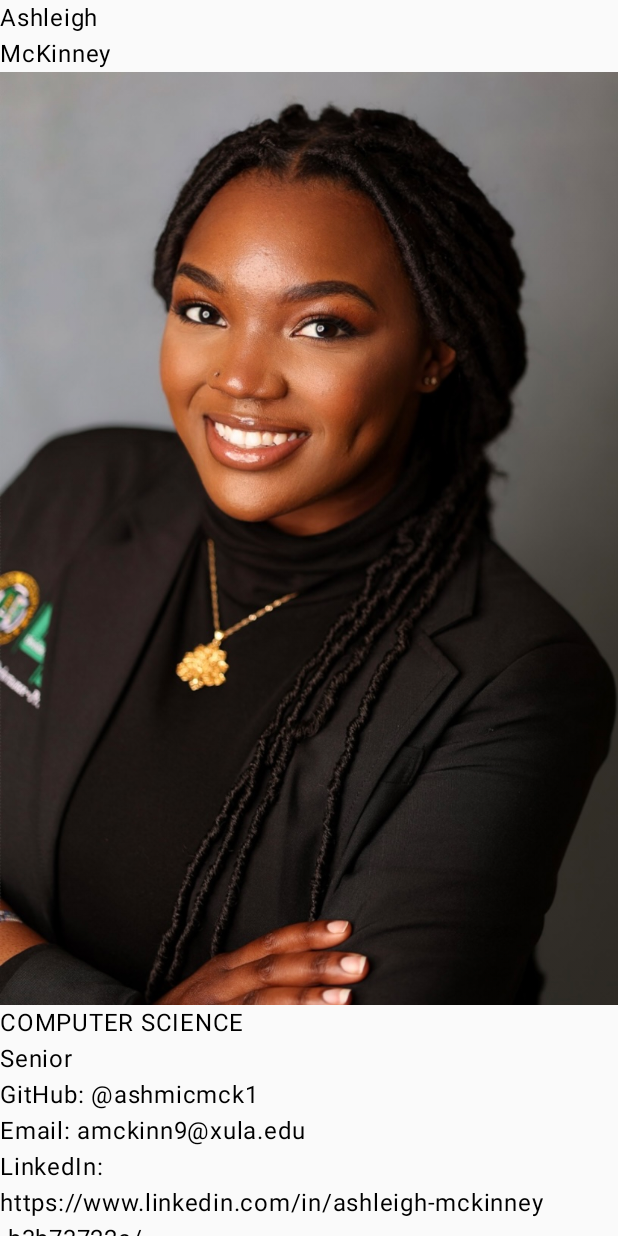
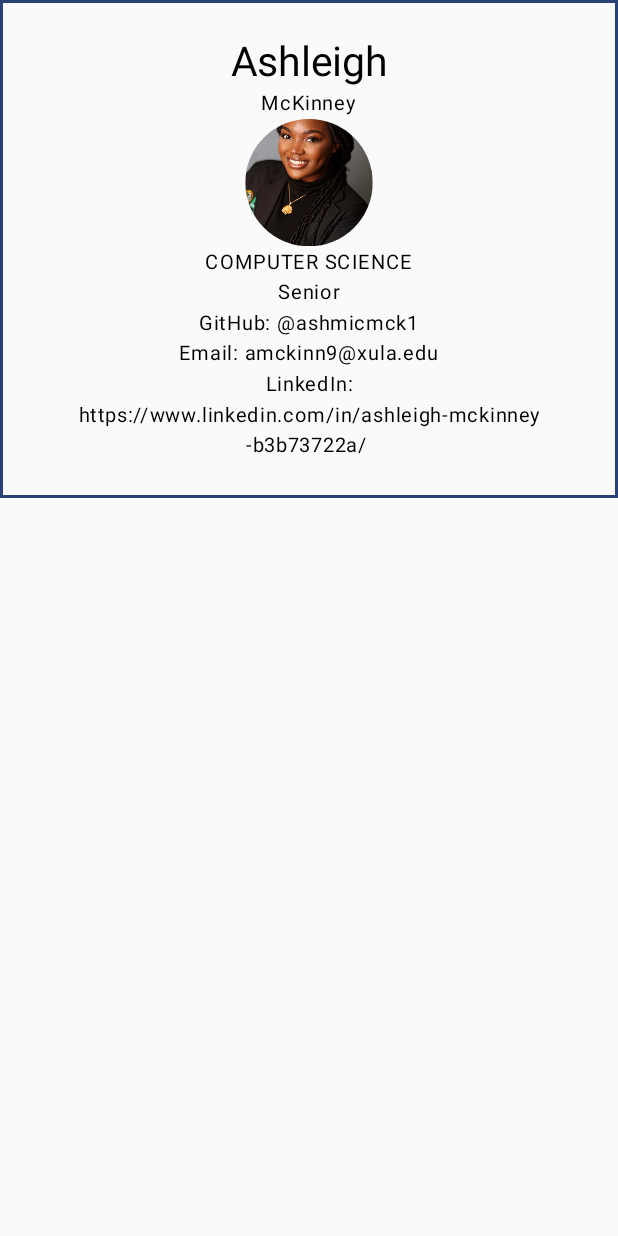
Before and after one commit to ashmicmck1/NameBadge, an Android app built with Jetpack Compose: the screen it shows after launch (MainActivity), on a phone screen of 412 x 824 dp. Run offline under Robolectric (Android 15) with nearby library versions, the phone set to English and light mode, and no system bars.

Commit message:
Centering everything and setting up for badge frame

```diff
--- a/app/src/main/java/com/amckinn9/namebadge/MainActivity.kt
+++ b/app/src/main/java/com/amckinn9/namebadge/MainActivity.kt
@@ -5,11 +5,22 @@ import androidx.activity.ComponentActivity
 import androidx.activity.compose.setContent
 import androidx.activity.enableEdgeToEdge
 import androidx.compose.foundation.Image
+import androidx.compose.foundation.border
 import androidx.compose.foundation.layout.Column
+import androidx.compose.foundation.layout.size
+import androidx.compose.foundation.shape.CircleShape
+import androidx.compose.material3.MaterialTheme
 import androidx.compose.material3.Text
 import androidx.compose.runtime.Composable
+import androidx.compose.ui.Alignment
+import androidx.compose.ui.Modifier
+import androidx.compose.ui.draw.clip
+import androidx.compose.ui.draw.scale
+import androidx.compose.ui.layout.ContentScale
 import androidx.compose.ui.res.painterResource
+import androidx.compose.ui.text.style.TextAlign
 import androidx.compose.ui.tooling.preview.Preview
+import androidx.compose.ui.unit.dp
 import com.amckinn9.namebadge.ui.theme.NameBadgeTheme
 
 class MainActivity : ComponentActivity() {
@@ -26,23 +37,51 @@ class MainActivity : ComponentActivity() {
 
 @Composable
 fun NameBadgeInfo() {
-    Column {
-        Text(text = "Ashleigh")
-        Text(text = "McKinney")
-        Image(
-            painter = painterResource(R.drawable.badge_photo),
-            contentDescription = "Badge picture"
-        )
-        Text(text = "COMPUTER SCIENCE")
-        Text(text = "Senior")
-        Column {
+    //Outer Column
+    Column(
+        horizontalAlignment = Alignment.CenterHorizontally,
+        verticalArrangement = androidx.compose.foundation.layout.Arrangement.Center) {
+        Column( modifier = Modifier
+            .border(width = 2.dp,
+                    color = MaterialTheme.colorScheme.primary)
+            .scale(.85f),
+            horizontalAlignment = Alignment.CenterHorizontally,
+            verticalArrangement = androidx.compose.foundation.layout.Arrangement.Center
+            ) {
+            Text(
+                text = "Ashleigh",
+                style = MaterialTheme.typography.headlineLarge,
+            )
+            Text(text = "McKinney")
+            BadgePhoto()
+            Text(text = "COMPUTER SCIENCE")
+            Text(text = "Senior")
             Text(text = "GitHub: @ashmicmck1")
             Text(text = "Email: amckinn9@xula.edu")
-            Text(text = "LinkedIn: https://www.linkedin.com/in/ashleigh-mckinney-b3b73722a/ ")
-
+            Text(text = "LinkedIn: https://www.linkedin.com/in/ashleigh-mckinney-b3b73722a/ ",
+                textAlign = TextAlign.Center)
         }
     }
 }
+
+@Composable
+fun BadgePhoto() {
+    Column(
+        horizontalAlignment = Alignment.CenterHorizontally,
+        verticalArrangement = androidx.compose.foundation.layout.Arrangement.Center,
+        modifier = Modifier.size(100.dp)
+    ) {
+        Image(
+            painter = painterResource(R.drawable.badge_photo),
+            contentDescription = "Badge picture",
+            contentScale = ContentScale.Crop,
+            modifier = Modifier
+                .size(200.dp)
+                .clip(CircleShape)
+        )
+    }
+}
+
 
 @Preview(showBackground = true)
 @Composable
```
